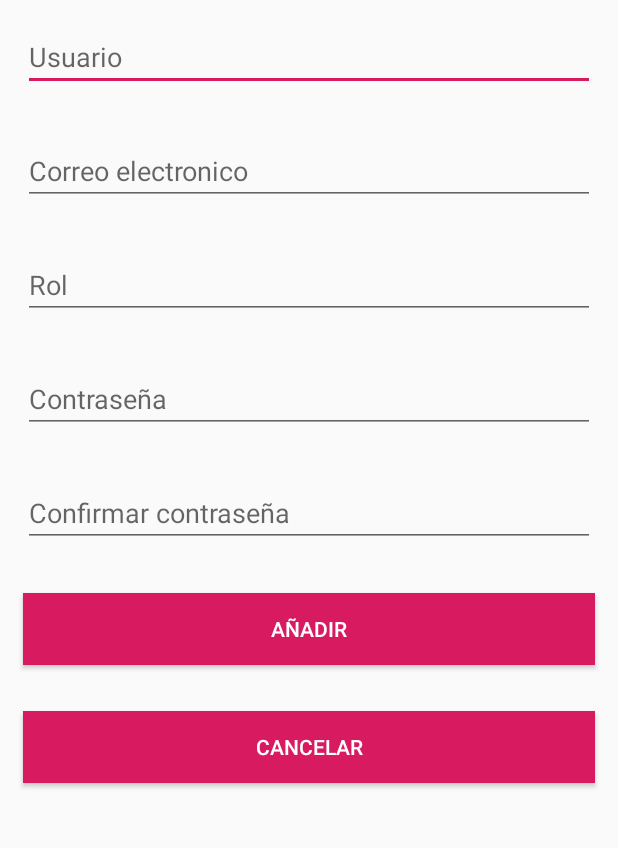
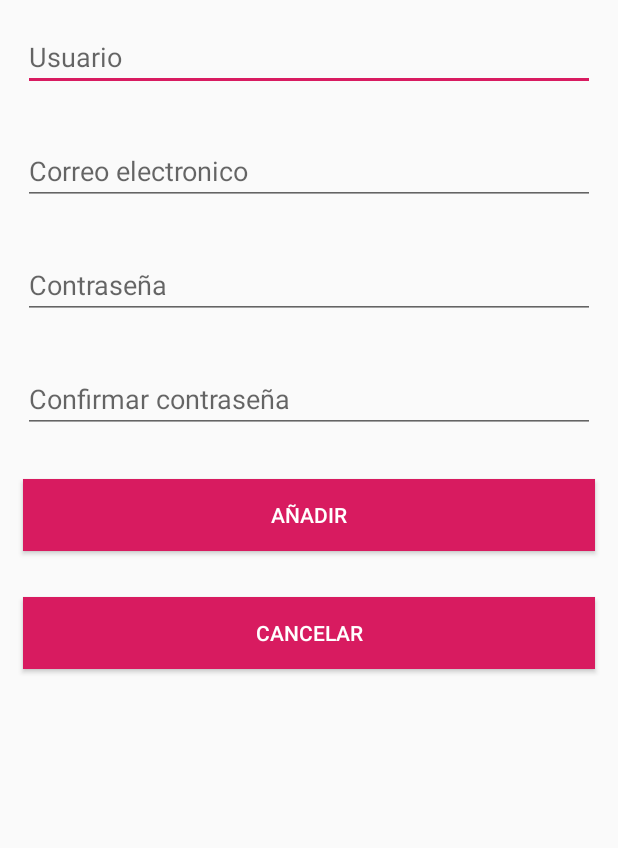
Before and after one commit to WalterProgrammer93/appCursos, an Android app: the RegistrarseActivity screen opened directly, with no data from a screen before it, on a phone screen of 412 x 824 dp, the part 309-1157 px from its top. Run offline under Robolectric (Android 15) with nearby library versions, the phone set to English and light mode, and no system bars.

```diff
--- a/app/src/main/java/com/example/appcursos/actividades/RegistrarseActivity.java
+++ b/app/src/main/java/com/example/appcursos/actividades/RegistrarseActivity.java
@@ -28,7 +28,6 @@ public class RegistrarseActivity extends AppCompatActivity {
 
         et_username = findViewById(R.id.et_usuario);
         et_email = findViewById(R.id.et_email);
-        et_rol = findViewById(R.id.et_rol);
         et_password = findViewById(R.id.et_password);
         et_confirmPassword = findViewById(R.id.et_confirmPassword);
         btn_anadir = findViewById(R.id.btn_añadir);
@@ -41,12 +40,11 @@ public class RegistrarseActivity extends AppCompatActivity {
                 if (validar()) {
                     String username = et_username.getText().toString();
                     String email = et_email.getText().toString();
-                    String rol = et_rol.getText().toString();
                     String pass = et_password.getText().toString();
                     String confirmPassword = et_confirmPassword.getText().toString();
 
                     if (confirmPassword.equals(pass) && !ubd.isEmailExists(email)) {
-                        ubd.insertarUsuario(new Usuario(username, email, rol, pass));
+                        ubd.insertarUsuario(new Usuario(username, email, pass));
                         Toast.makeText(RegistrarseActivity.this, "Usuario creado correctamente! Por favor inicie sesion ", Toast.LENGTH_LONG).show();
                         new Handler().postDelayed(new Runnable() {
                             @Override
--- /dev/null
+++ b/app/src/main/java/com/example/appcursos/adaptadores/PermisoAdaptador.java
@@ -0,0 +1,4 @@
+package com.example.appcursos.adaptadores;
+
+public class PermisoAdaptador {
+}
--- /dev/null
+++ b/app/src/main/java/com/example/appcursos/adaptadores/RolAdaptador.java
@@ -0,0 +1,4 @@
+package com.example.appcursos.adaptadores;
+
+public class RolAdaptador {
+}
--- /dev/null
+++ b/app/src/main/java/com/example/appcursos/bd/PermisoBD.java
@@ -0,0 +1,4 @@
+package com.example.appcursos.bd;
+
+public class PermisoBD {
+}
--- /dev/null
+++ b/app/src/main/java/com/example/appcursos/bd/RolBD.java
@@ -0,0 +1,4 @@
+package com.example.appcursos.bd;
+
+public class RolBD {
+}
--- /dev/null
+++ b/app/src/main/java/com/example/appcursos/modelos/Rol.java
@@ -0,0 +1,4 @@
+package com.example.appcursos.modelos;
+
+public class Rol {
+}
--- a/app/src/main/res/layout/activity_registrarse.xml
+++ b/app/src/main/res/layout/activity_registrarse.xml
@@ -54,20 +54,6 @@
                 tools:targetApi="o" />
 
             <EditText
-                android:id="@+id/et_rol"
-                android:layout_width="match_parent"
-                android:layout_height="wrap_content"
-                android:layout_margin="15dp"
-                android:autofillHints="@string/descripcion"
-                android:ems="10"
-                android:hint="@string/rol"
-                android:inputType="text"
-                app:layout_constraintTop_toBottomOf="@+id/et_email"
-                tools:ignore="MissingConstraints"
-                tools:layout_editor_absoluteX="16dp"
-                tools:targetApi="o" />
-
-            <EditText
                 android:id="@+id/et_password"
                 android:layout_width="match_parent"
                 android:layout_height="wrap_content"
@@ -76,7 +62,7 @@
                 android:ems="10"
                 android:hint="@string/password"
                 android:inputType="textPassword"
-                app:layout_constraintTop_toBottomOf="@+id/et_rol"
+                app:layout_constraintTop_toBottomOf="@+id/et_email"
                 tools:ignore="MissingConstraints"
                 tools:layout_editor_absoluteX="25dp"
                 tools:targetApi="o" />
--- a/app/src/main/res/values/strings.xml
+++ b/app/src/main/res/values/strings.xml
@@ -77,4 +77,7 @@
     <string name="editarCurso">Editar Curso</string>
     <string name="eliminarCurso">Eliminar Curso</string>
     <string name="buscarCurso">Buscar Curso</string>
+    <string name="online">Enlinea</string>
+    <string name="presencial">Presencial</string>
+    <string name="semipresencial">Semipresencial</string>
 </resources>
```
Also changed, not shown: app/src/main/java/com/example/appcursos/modelos/Usuario.java (+2 -13 lines), app/src/main/res/layout/activity_nuevo_curso.xml (+17 -15 lines), 1 other file.
